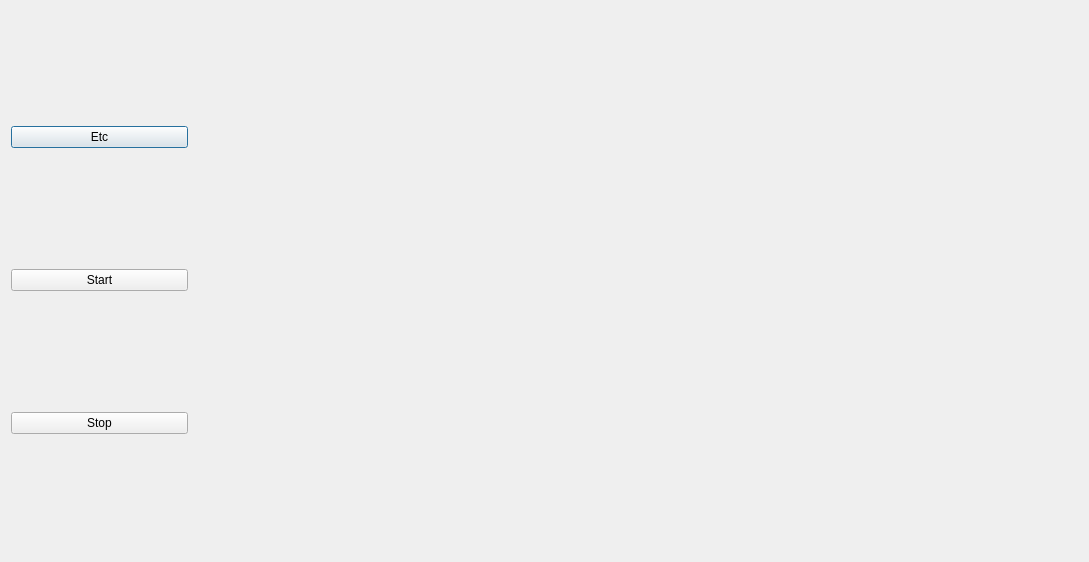
Before: the Qt Designer form OCTDialog.ui in djsperka/vortup, drawn with Qt 5.
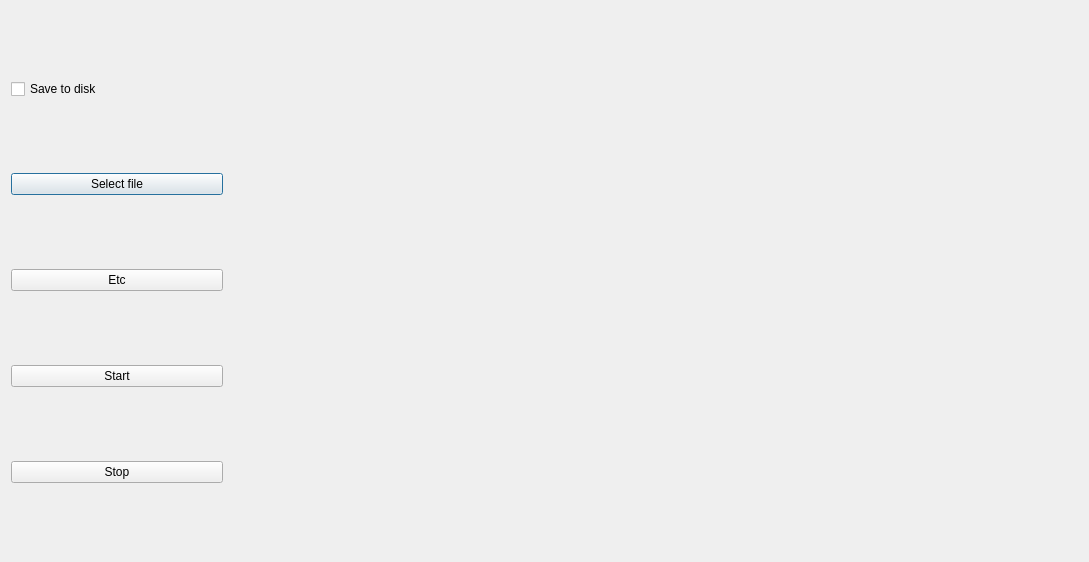
After: the same form once the commit is applied.

Commit message: WIP. Incorporating file save to disk in OCTUi.

Patch:
```diff
--- a/OCTDialog.ui
+++ b/OCTDialog.ui
@@ -13,12 +13,23 @@
   <property name="windowTitle">
    <string>UCD OCT Dev Tool</string>
   </property>
-  <layout class="QHBoxLayout" name="horizontalLayout" stretch="1,5">
+  <layout class="QHBoxLayout" name="horizontalLayout" stretch="1,4">
    <item>
     <layout class="QVBoxLayout" name="verticalLayoutSidebar">
-     <property name="sizeConstraint">
-      <enum>QLayout::SetMinimumSize</enum>
-     </property>
+     <item>
+      <widget class="QCheckBox" name="cbSaveToDisk">
+       <property name="text">
+        <string>Save to disk</string>
+       </property>
+      </widget>
+     </item>
+     <item>
+      <widget class="QPushButton" name="pbSelectFile">
+       <property name="text">
+        <string>Select file</string>
+       </property>
+      </widget>
+     </item>
      <item>
       <widget class="QPushButton" name="pbEtc">
        <property name="text">
```
The commit also changes 3 other files.
